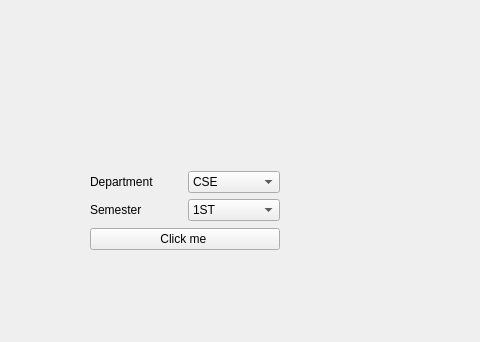
First picture: the form in thdialog.ui, repository Rakib-hosen/RSproject, before the edit; both pictures show x 0 to 480 and y 0 to 342 of the 785 by 450 pixel window.
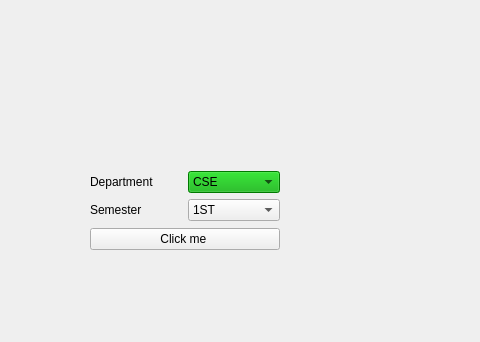
Second picture: the form after the edit.

```diff
--- a/thdialog.ui
+++ b/thdialog.ui
@@ -62,6 +62,11 @@
         </item>
         <item>
          <widget class="QComboBox" name="comboBox">
+          <property name="styleSheet">
+           <string notr="true">#comboBox{
+background-color:rgb(0, 170, 0);
+}</string>
+          </property>
           <item>
            <property name="text">
             <string>CSE</string>
```
